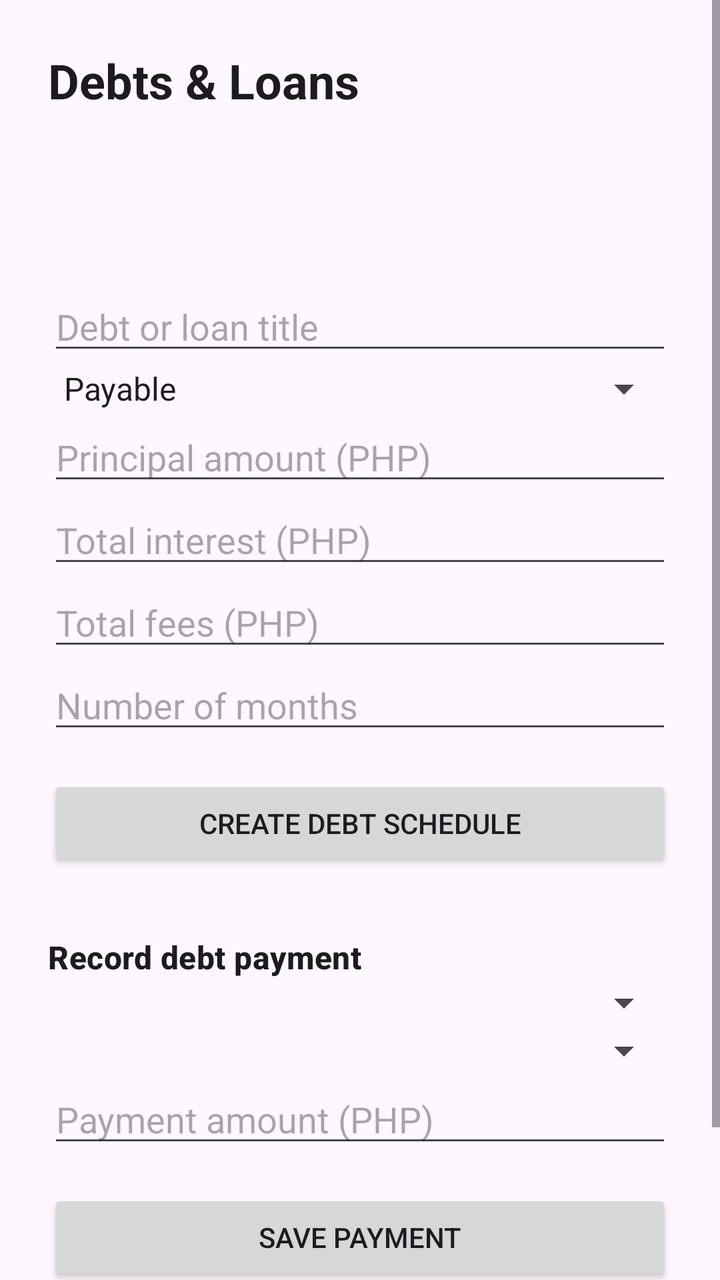
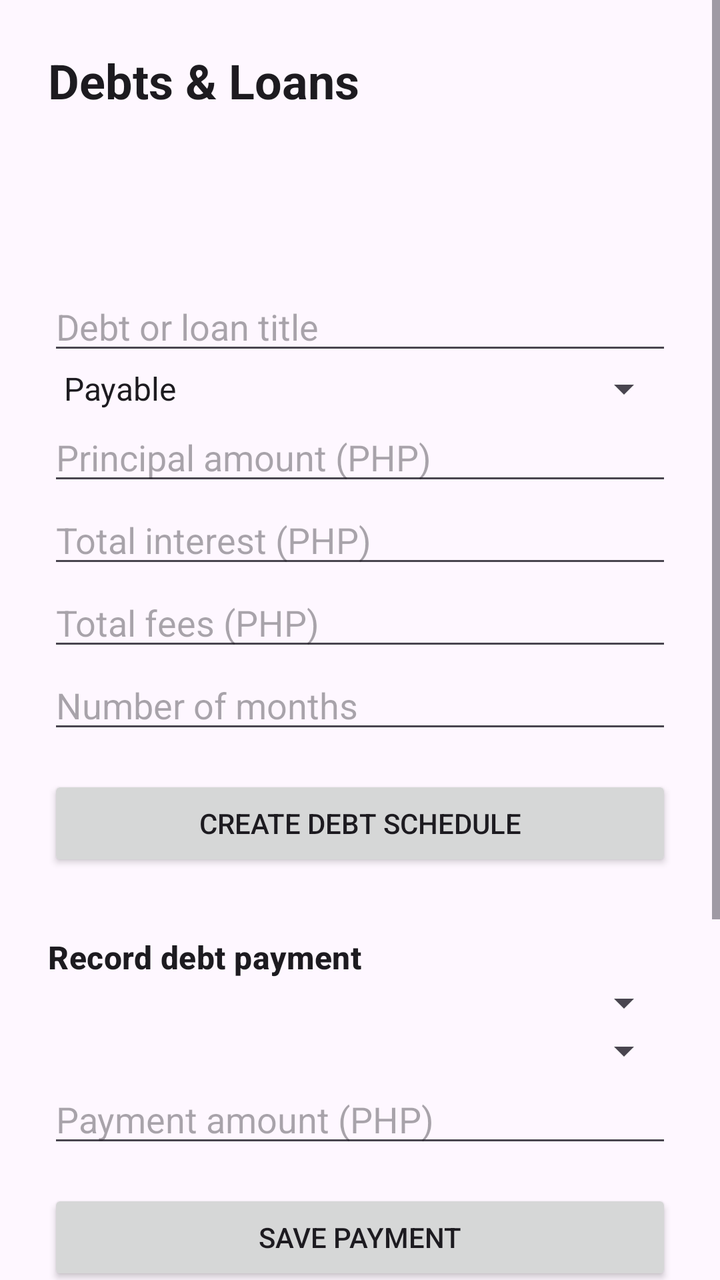

Compare the two renders of this Android layout. The source of the first and the diff that turns it into the second are given below.
<!-- AndroidManifest.xml: application theme AppTheme -->
<!-- res/layout/fragment_debt.xml -->
<?xml version="1.0" encoding="utf-8"?>

<ScrollView xmlns:android="http://schemas.android.com/apk/res/android"
    android:layout_width="match_parent"
    android:layout_height="match_parent">

    <LinearLayout
        android:layout_width="match_parent"
        android:layout_height="wrap_content"
        android:orientation="vertical"
        android:padding="24dp">

        <TextView
            android:layout_width="match_parent"
            android:layout_height="wrap_content"
            android:text="Debts &amp; Loans"
            android:textAppearance="?attr/textAppearanceHeadlineSmall"
            android:textStyle="bold" />

        <TextView
            android:id="@+id/debt_status"
            android:layout_width="match_parent"
            android:layout_height="wrap_content"
            android:layout_marginTop="12dp" />

        <TextView
            android:id="@+id/debt_list"
            android:layout_width="match_parent"
            android:layout_height="wrap_content"
            android:layout_marginTop="12dp"
            android:textSize="16sp" />

        <EditText
            android:id="@+id/debt_title_input"
            android:layout_width="match_parent"
            android:layout_height="wrap_content"
            android:layout_marginTop="20dp"
            android:hint="@string/debt_title"
            android:inputType="textCapSentences" />

        <Spinner
            android:id="@+id/debt_direction_spinner"
            android:layout_width="match_parent"
            android:layout_height="wrap_content"
            android:entries="@array/debt_directions" />

        <EditText
            android:id="@+id/debt_principal_input"
            android:layout_width="match_parent"
            android:layout_height="wrap_content"
            android:hint="@string/debt_principal"
            android:inputType="numberDecimal" />

        <EditText
            android:id="@+id/debt_interest_input"
            android:layout_width="match_parent"
            android:layout_height="wrap_content"
            android:hint="@string/debt_interest"
            android:inputType="numberDecimal" />

        <EditText
            android:id="@+id/debt_fee_input"
            android:layout_width="match_parent"
            android:layout_height="wrap_content"
            android:hint="@string/debt_fee"
            android:inputType="numberDecimal" />

        <EditText
            android:id="@+id/debt_months_input"
            android:layout_width="match_parent"
            android:layout_height="wrap_content"
            android:hint="@string/debt_months"
            android:inputType="number" />

        <Button
            android:id="@+id/create_debt_button"
            android:layout_width="match_parent"
            android:layout_height="wrap_content"
            android:layout_marginTop="16dp"
            android:text="@string/create_debt" />

        <TextView
            android:layout_width="match_parent"
            android:layout_height="wrap_content"
            android:layout_marginTop="32dp"
            android:text="@string/make_payment"
            android:textAppearance="?attr/textAppearanceTitleMedium"
            android:textStyle="bold" />

        <Spinner
            android:id="@+id/payment_debt_spinner"
            android:layout_width="match_parent"
            android:layout_height="wrap_content" />

        <Spinner
            android:id="@+id/payment_account_spinner"
            android:layout_width="match_parent"
            android:layout_height="wrap_content" />

        <EditText
            android:id="@+id/payment_amount_input"
            android:layout_width="match_parent"
            android:layout_height="wrap_content"
            android:hint="@string/payment_amount"
            android:inputType="numberDecimal" />

        <Button
            android:id="@+id/create_payment_button"
            android:layout_width="match_parent"
            android:layout_height="wrap_content"
            android:layout_marginTop="16dp"
            android:text="@string/save_payment" />

            <Button
                android:id="@+id/post_receipt_button"
                android:layout_width="match_parent"
                android:layout_height="wrap_content"
                android:layout_marginTop="12dp"
                android:text="@string/post_debt_receipt" />

    </LinearLayout>
</ScrollView>
<!-- resources referenced by this layout -->
<resources>
  <string-array name="debt_directions">
          <item>Payable</item>
          <item>Receivable</item>
      </string-array>
  <string name="create_debt">Create debt schedule</string>
  <string name="debt_fee">Total fees (PHP)</string>
  <string name="debt_interest">Total interest (PHP)</string>
  <string name="debt_months">Number of months</string>
  <string name="debt_principal">Principal amount (PHP)</string>
  <string name="debt_title">Debt or loan title</string>
  <string name="make_payment">Record debt payment</string>
  <string name="payment_amount">Payment amount (PHP)</string>
  <string name="post_debt_receipt">Post loan/debt receipt</string>
  <string name="save_payment">Save payment</string>
  <style name="AppTheme" parent="Base.AppTheme" />
  <style name="Base.AppTheme" parent="Theme.Material3.DayNight.NoActionBar">
      
      
    </style>
</resources>

<!-- the commit's change to res/layout/fragment_debt.xml (unified diff, before → after) -->
@@ -118,5 +118,31 @@
                 android:layout_marginTop="12dp"
                 android:text="@string/post_debt_receipt" />
 
+        <TextView
+            android:layout_width="match_parent"
+            android:layout_height="wrap_content"
+            android:layout_marginTop="32dp"
+            android:text="@string/payment_history"
+            android:textAppearance="?attr/textAppearanceTitleMedium"
+            android:textStyle="bold" />
+
+        <TextView
+            android:id="@+id/payment_history"
+            android:layout_width="match_parent"
+            android:layout_height="wrap_content"
+            android:layout_marginTop="8dp" />
+
+        <Spinner
+            android:id="@+id/payment_history_spinner"
+            android:layout_width="match_parent"
+            android:layout_height="wrap_content" />
+
+        <Button
+            android:id="@+id/reverse_payment_button"
+            android:layout_width="match_parent"
+            android:layout_height="wrap_content"
+            android:layout_marginTop="12dp"
+            android:text="@string/reverse_payment" />
+
     </LinearLayout>
 </ScrollView>
<!-- resource entries referenced after the edit -->
@@ -12,7 +12,9 @@
   <string name="debt_title">Debt or loan title</string>
   <string name="make_payment">Record debt payment</string>
   <string name="payment_amount">Payment amount (PHP)</string>
+  <string name="payment_history">Payment history</string>
   <string name="post_debt_receipt">Post loan/debt receipt</string>
+  <string name="reverse_payment">Reverse selected payment</string>
   <string name="save_payment">Save payment</string>
   <style name="AppTheme" parent="Base.AppTheme" />
   <style name="Base.AppTheme" parent="Theme.Material3.DayNight.NoActionBar">
